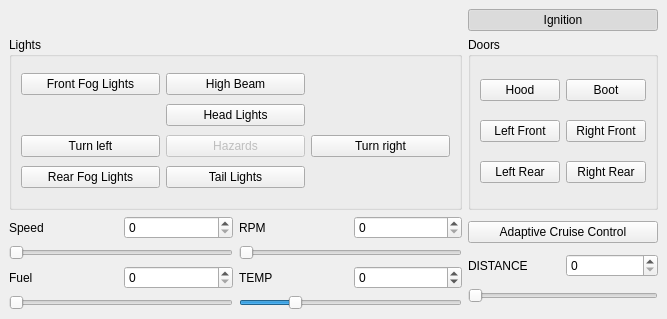
The window that formcar.ui (bigunclemax/FocusIPCCtrl) describes before a commit, drawn with Qt 5.
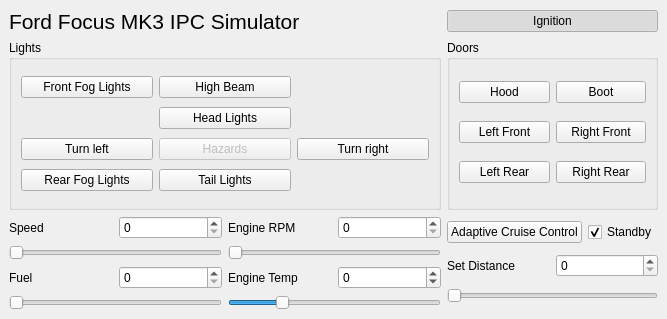
The same window after the commit.

Commit message: [add] ACC Distance Support (Standby button not working yet) UNTESTED!! [add] Title [ref] Renamed some UI elements to be self explanatory

Diff of the .ui file:
```diff
--- a/formcar.ui
+++ b/formcar.ui
@@ -26,101 +26,53 @@
    <property name="bottomMargin">
     <number>9</number>
    </property>
-   <item row="1" column="1">
-    <widget class="QGroupBox" name="groupBox">
-     <property name="enabled">
-      <bool>true</bool>
-     </property>
-     <property name="title">
-      <string>Doors</string>
-     </property>
-     <layout class="QGridLayout" name="gridLayout_2">
-      <item row="1" column="0">
-       <widget class="QPushButton" name="lfDoorButton">
-        <property name="text">
-         <string>Left Front</string>
-        </property>
-        <property name="checkable">
-         <bool>true</bool>
-        </property>
-       </widget>
-      </item>
-      <item row="0" column="1">
-       <widget class="QPushButton" name="bootButton">
-        <property name="text">
-         <string>Boot</string>
-        </property>
-        <property name="checkable">
-         <bool>true</bool>
-        </property>
-       </widget>
-      </item>
-      <item row="1" column="1">
-       <widget class="QPushButton" name="rfDoorButton">
-        <property name="text">
-         <string>Right Front</string>
-        </property>
-        <property name="checkable">
-         <bool>true</bool>
-        </property>
-       </widget>
-      </item>
-      <item row="0" column="0">
-       <widget class="QPushButton" name="hoodButton">
-        <property name="text">
-         <string>Hood</string>
-        </property>
-        <property name="checkable">
-         <bool>true</bool>
-        </property>
-       </widget>
-      </item>
-      <item row="2" column="0">
-       <widget class="QPushButton" name="lrDoorButton">
-        <property name="text">
-         <string>Left Rear</string>
-        </property>
-        <property name="checkable">
-         <bool>true</bool>
-        </property>
-       </widget>
-      </item>
-      <item row="2" column="1">
-       <widget class="QPushButton" name="rrDoorButton">
-        <property name="text">
-         <string>Right Rear</string>
-        </property>
-        <property name="checkable">
-         <bool>true</bool>
-        </property>
-       </widget>
-      </item>
-     </layout>
-    </widget>
-   </item>
    <item row="2" column="1" rowspan="2">
     <layout class="QVBoxLayout" name="verticalLayout_5">
      <item>
-      <widget class="QPushButton" name="pushButton">
-       <property name="text">
-        <string>Adaptive Cruise Control</string>
-       </property>
-       <property name="checkable">
-        <bool>true</bool>
-       </property>
-      </widget>
+      <layout class="QHBoxLayout" name="accOnStandbyLayout">
+       <item>
+        <widget class="QPushButton" name="pushButton_accStatus">
+         <property name="text">
+          <string>Adaptive Cruise Control</string>
+         </property>
+         <property name="checkable">
+          <bool>true</bool>
+         </property>
+        </widget>
+       </item>
+       <item>
+        <widget class="QCheckBox" name="checkBox_accStandby">
+         <property name="enabled">
+          <bool>true</bool>
+         </property>
+         <property name="text">
+          <string>Standby</string>
+         </property>
+         <property name="checked">
+          <bool>true</bool>
+         </property>
+        </widget>
+       </item>
+      </layout>
      </item>
      <item>
       <layout class="QHBoxLayout" name="horizontalLayout_5">
        <item>
         <widget class="QLabel" name="accDistanceText">
          <property name="text">
-          <string>DISTANCE</string>
+          <string>Set Distance</string>
          </property>
         </widget>
        </item>
        <item>
-        <widget class="QSpinBox" name="spinBox_accDistance"/>
+        <widget class="QSpinBox" name="spinBox_accDistance">
+         <property name="enabled">
+          <bool>true</bool>
+         </property>
+         <property name="maximum">
+          <number>8</number>
+         </property>
+        </widget>
        </item>
       </layout>
      </item>
@@ -166,169 +118,7 @@
         <enum>Qt::Horizontal</enum>
        </property>
        <property name="tickInterval">
-        <number>5</number>
-       </property>
-      </widget>
-     </item>
-    </layout>
-   </item>
-   <item row="2" column="0">
-    <layout class="QHBoxLayout" name="horizontalLayout_6">
-     <item>
-      <layout class="QVBoxLayout" name="verticalLayout">
-       <item>
-        <layout class="QHBoxLayout" name="horizontalLayout_4">
-         <item>
-          <widget class="QLabel" name="label_4">
-           <property name="text">
-            <string>Speed</string>
-           </property>
-          </widget>
-         </item>
-         <item>
-          <widget class="QSpinBox" name="spinBox_Speed">
-           <property name="maximum">
-            <number>315</number>
-           </property>
-          </widget>
-         </item>
-        </layout>
-       </item>
-       <item>
-        <widget class="QSlider" name="horizontalSlider_Speed">
-         <property name="maximum">
-          <number>315</number>
-         </property>
-         <property name="orientation">
-          <enum>Qt::Horizontal</enum>
-         </property>
-        </widget>
-       </item>
-      </layout>
-     </item>
-     <item>
-      <layout class="QVBoxLayout" name="verticalLayout_2">
-       <item>
-        <layout class="QHBoxLayout" name="horizontalLayout">
-         <item>
-          <widget class="QLabel" name="label">
-           <property name="text">
-            <string>RPM</string>
-           </property>
-          </widget>
-         </item>
-         <item>
-          <widget class="QSpinBox" name="spinBox_RPM">
-           <property name="maximum">
-            <number>8000</number>
-           </property>
-          </widget>
-         </item>
-        </layout>
-       </item>
-       <item>
-        <widget class="QSlider" name="horizontalSlider_RPM">
-         <property name="maximum">
-          <number>8000</number>
-         </property>
-         <property name="orientation">
-          <enum>Qt::Horizontal</enum>
-         </property>
-        </widget>
-       </item>
-      </layout>
-     </item>
-    </layout>
-   </item>
-   <item row="3" column="0">
-    <layout class="QHBoxLayout" name="horizontalLayout_7">
-     <item>
-      <layout class="QVBoxLayout" name="verticalLayout_3">
-       <item>
-        <layout class="QHBoxLayout" name="horizontalLayout_3">
-         <item>
-          <widget class="QLabel" name="label_3">
-           <property name="text">
-            <string>Fuel</string>
-           </property>
-          </widget>
-         </item>
-         <item>
-          <widget class="QSpinBox" name="spinBox_Fuel">
-           <property name="maximum">
-            <number>100</number>
-           </property>
-          </widget>
-         </item>
-        </layout>
-       </item>
-       <item>
-        <widget class="QSlider" name="horizontalSlider_Fuel">
-         <property name="maximum">
-          <number>100</number>
-         </property>
-         <property name="singleStep">
-          <number>1</number>
-         </property>
-         <property name="orientation">
-          <enum>Qt::Horizontal</enum>
-         </property>
-        </widget>
-       </item>
-      </layout>
-     </item>
-     <item>
-      <layout class="QVBoxLayout" name="verticalLayout_4">
-       <item>
-        <layout class="QHBoxLayout" name="horizontalLayout_2">
-         <item>
-          <widget class="QLabel" name="label_2">
-           <property name="text">
-            <string>TEMP</string>
-           </property>
-          </widget>
-         </item>
-         <item>
-          <widget class="QSpinBox" name="spinBox_Temp">
-           <property name="minimum">
-            <number>-60</number>
-           </property>
-           <property name="maximum">
-            <number>195</number>
-           </property>
-          </widget>
-         </item>
-        </layout>
-       </item>
-       <item>
-        <widget class="QSlider" name="horizontalSlider_EngTemp">
-         <property name="minimum">
-          <number>-60</number>
-         </property>
-         <property name="maximum">
-          <number>195</number>
-         </property>
-         <property name="orientation">
-          <enum>Qt::Horizontal</enum>
-         </property>
-        </widget>
-       </item>
-      </layout>
-     </item>
-    </layout>
-   </item>
-   <item row="0" column="1">
-    <layout class="QHBoxLayout" name="horizontalLayout_10">
-     <item>
-      <widget class="QPushButton" name="pushButton_Ignition">
-       <property name="text">
-        <string>Ignition</string>
-       </property>
-       <property name="checkable">
-        <bool>true</bool>
-       </property>
-       <property name="checked">
-        <bool>true</bool>
+        <number>0</number>
        </property>
       </widget>
      </item>
@@ -459,6 +249,252 @@
      </layout>
     </widget>
    </item>
+   <item row="2" column="0">
+    <layout class="QHBoxLayout" name="speedRPMBox">
+     <item>
+      <layout class="QVBoxLayout" name="speedLayout">
+       <item>
+        <layout class="QHBoxLayout" name="sub_speedLayout">
+         <item>
+          <widget class="QLabel" name="label_4">
+           <property name="text">
+            <string>Speed</string>
+           </property>
+          </widget>
+         </item>
+         <item>
+          <widget class="QSpinBox" name="spinBox_Speed">
+           <property name="maximum">
+            <number>315</number>
+           </property>
+          </widget>
+         </item>
+        </layout>
+       </item>
+       <item>
+        <widget class="QSlider" name="horizontalSlider_Speed">
+         <property name="maximum">
+          <number>315</number>
+         </property>
+         <property name="orientation">
+          <enum>Qt::Horizontal</enum>
+         </property>
+        </widget>
+       </item>
+      </layout>
+     </item>
+     <item>
+      <layout class="QVBoxLayout" name="engineRPMLayout">
+       <item>
+        <layout class="QHBoxLayout" name="sub_engineRPMLayout">
+         <item>
+          <widget class="QLabel" name="label">
+           <property name="text">
+            <string>Engine RPM</string>
+           </property>
+          </widget>
+         </item>
+         <item>
+          <widget class="QSpinBox" name="spinBox_RPM">
+           <property name="maximum">
+            <number>8000</number>
+           </property>
+          </widget>
+         </item>
+        </layout>
+       </item>
+       <item>
+        <widget class="QSlider" name="horizontalSlider_RPM">
+         <property name="maximum">
+          <number>8000</number>
+         </property>
+         <property name="orientation">
+          <enum>Qt::Horizontal</enum>
+         </property>
+        </widget>
+       </item>
+      </layout>
+     </item>
+    </layout>
+   </item>
+   <item row="3" column="0">
+    <layout class="QHBoxLayout" name="fuelEngineTempBox">
+     <item>
+      <layout class="QVBoxLayout" name="fuelLayout">
+       <item>
+        <layout class="QHBoxLayout" name="sub_fuelLayout">
+         <item>
+          <widget class="QLabel" name="label_3">
+           <property name="text">
+            <string>Fuel</string>
+           </property>
+          </widget>
+         </item>
+         <item>
+          <widget class="QSpinBox" name="spinBox_Fuel">
+           <property name="maximum">
+            <number>100</number>
+           </property>
+          </widget>
+         </item>
+        </layout>
+       </item>
+       <item>
+        <widget class="QSlider" name="horizontalSlider_Fuel">
+         <property name="maximum">
+          <number>100</number>
+         </property>
+         <property name="singleStep">
+          <number>1</number>
+         </property>
+         <property name="orientation">
+          <enum>Qt::Horizontal</enum>
+         </property>
+        </widget>
+       </item>
+      </layout>
+     </item>
+     <item>
+      <layout class="QVBoxLayout" name="engineTempLayout">
+       <item>
+        <layout class="QHBoxLayout" name="sub_engineTempLayout">
+         <item>
+          <widget class="QLabel" name="label_2">
+           <property name="text">
+            <string>Engine Temp</string>
+           </property>
+          </widget>
+         </item>
+         <item>
+          <widget class="QSpinBox" name="spinBox_Temp">
+           <property name="minimum">
+            <number>-60</number>
+           </property>
+           <property name="maximum">
+            <number>195</number>
+           </property>
+          </widget>
+         </item>
+        </layout>
+       </item>
+       <item>
+        <widget class="QSlider" name="horizontalSlider_EngTemp">
+         <property name="minimum">
+          <number>-60</number>
+         </property>
+         <property name="maximum">
+          <number>195</number>
+         </property>
+         <property name="orientation">
+          <enum>Qt::Horizontal</enum>
+         </property>
+        </widget>
+       </item>
+      </layout>
+     </item>
+    </layout>
+   </item>
+   <item row="1" column="1">
+    <widget class="QGroupBox" name="doorsBox">
+     <property name="enabled">
+      <bool>true</bool>
+     </property>
+     <property name="title">
+      <string>Doors</string>
+     </property>
+     <layout class="QGridLayout" name="gridLayout_2">
+      <item row="1" column="0">
+       <widget class="QPushButton" name="pushButton_lfDoorButton">
+        <property name="text">
+         <string>Left Front</string>
+        </property>
+        <property name="checkable">
+         <bool>true</bool>
+        </property>
+       </widget>
+      </item>
+      <item row="0" column="1">
+       <widget class="QPushButton" name="pushButton_bootButton">
+        <property name="text">
+         <string>Boot</string>
+        </property>
+        <property name="checkable">
+         <bool>true</bool>
+        </property>
+       </widget>
+      </item>
+      <item row="1" column="1">
+       <widget class="QPushButton" name="pushButton_rfDoorButton">
+        <property name="text">
+         <string>Right Front</string>
+        </property>
+        <property name="checkable">
+         <bool>true</bool>
+        </property>
+       </widget>
+      </item>
+      <item row="0" column="0">
+       <widget class="QPushButton" name="pushButton_hoodButton">
+        <property name="text">
+         <string>Hood</string>
+        </property>
+        <property name="checkable">
+         <bool>true</bool>
+        </property>
+       </widget>
+      </item>
+      <item row="2" column="0">
+       <widget class="QPushButton" name="pushButton_lrDoorButton">
+        <property name="text">
+         <string>Left Rear</string>
+        </property>
+        <property name="checkable">
+         <bool>true</bool>
+        </property>
+       </widget>
+      </item>
+      <item row="2" column="1">
+       <widget class="QPushButton" name="pushButton_rrDoorButton">
+        <property name="text">
+         <string>Right Rear</string>
+        </property>
+        <property name="checkable">
+         <bool>true</bool>
+        </property>
+       </widget>
+      </item>
+     </layout>
+    </widget>
+   </item>
+   <item row="0" column="1">
+    <layout class="QHBoxLayout" name="ignitionBox">
+     <item>
+      <widget class="QPushButton" name="pushButton_Ignition">
+       <property name="text">
+        <string>Ignition</string>
+       </property>
+       <property name="checkable">
+        <bool>true</bool>
+       </property>
+       <property name="checked">
+        <bool>true</bool>
+       </property>
+      </widget>
+     </item>
+    </layout>
+   </item>
+   <item row="0" column="0">
+    <widget class="QLabel" name="title">
+     <property name="font">
+      <font>
+       <pointsize>16</pointsize>
+      </font>
+     </property>
+     <property name="text">
+      <string>Ford Focus MK3 IPC Simulator</string>
+     </property>
+    </widget>
+   </item>
   </layout>
  </widget>
  <resources/>
```
Left out of the diff: 102 changed lines with no effect on the pictures. The commit also changes 3 other files.
